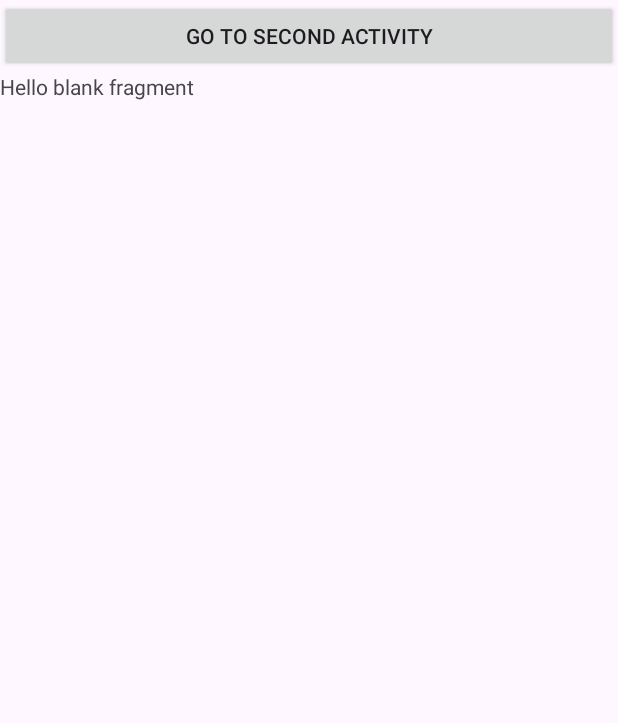
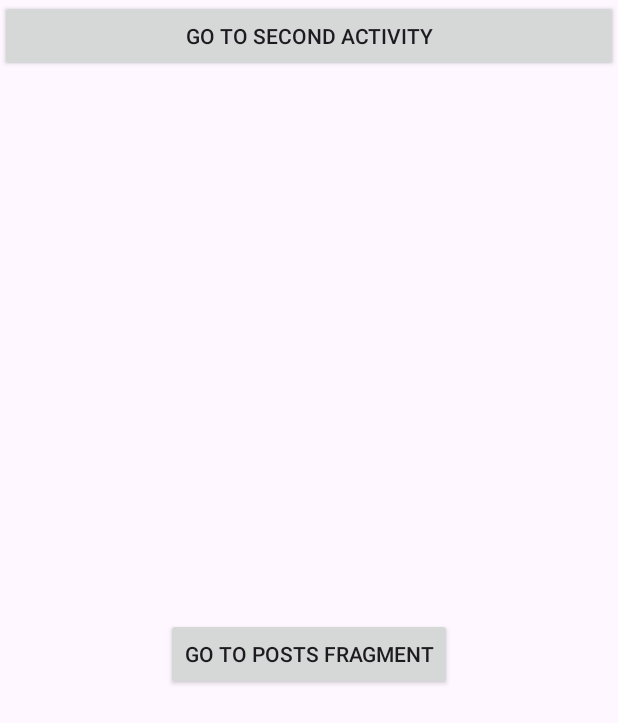
Before and after one commit to seethachakkapalli/SampleApplication, an Android app: the fragment DetailsFragment placed in its activity, on a phone screen of 412 x 824 dp. Shown: the top 723 px of the screen. Run offline under Robolectric (Android 15) with nearby library versions, the phone set to English and light mode, and no system bars; our stand-ins replace Dagger/Hilt's generated code, data binding.

Commit message:
added two buttons in posts and details fragment

```diff
--- a/app/src/main/java/com/example/sampleapplication/MainActivity.kt
+++ b/app/src/main/java/com/example/sampleapplication/MainActivity.kt
@@ -4,6 +4,7 @@ import androidx.appcompat.app.AppCompatActivity
 import android.os.Bundle
 import android.util.Log
 import androidx.databinding.DataBindingUtil
+import androidx.navigation.findNavController
 import com.example.sampleapplication.databinding.ActivityMainBinding
 import dagger.android.support.DaggerAppCompatActivity
 import retrofit2.Retrofit
@@ -23,4 +24,9 @@ class MainActivity : DaggerAppCompatActivity() {
 
         Log.d("ehwriue", retrofit.toString());
     }
+
+    fun initListeners() {
+        binding.btSecondActivity.setOnClickListener {
+        }
+    }
 }
--- a/app/src/main/res/layout/activity_main.xml
+++ b/app/src/main/res/layout/activity_main.xml
@@ -26,7 +26,7 @@
             android:id="@+id/nav_container"
             android:layout_width="match_parent"
             android:layout_height="0dp"
-            app:navGraph='@navigation/nav_graph'
+            app:navGraph="@navigation/nav_graph"
             app:layout_constraintBottom_toBottomOf="parent"
             app:layout_constraintEnd_toEndOf="parent"
             app:layout_constraintStart_toStartOf="parent"
--- a/app/src/main/res/layout/fragment_details.xml
+++ b/app/src/main/res/layout/fragment_details.xml
@@ -7,15 +7,15 @@
 
     </data>
 
-    <FrameLayout
+    <LinearLayout
         android:layout_width="match_parent"
-        android:layout_height="match_parent">
-
-        <!-- TODO: Update blank fragment layout -->
-        <TextView
-            android:layout_width="match_parent"
-            android:layout_height="match_parent"
-            android:text="@string/hello_blank_fragment" />
-
-    </FrameLayout>
+        android:layout_height="match_parent"
+        android:gravity="center"
+        android:orientation="vertical">
+        <androidx.appcompat.widget.AppCompatButton
+            android:id="@+id/bt_posts"
+            android:layout_width="wrap_content"
+            android:layout_height="wrap_content"
+            android:text="Go to posts fragment" />
+    </LinearLayout>
 </layout>
```
Also changed, not shown: app/src/main/res/layout/fragment_posts.xml (+10 -10 lines).
